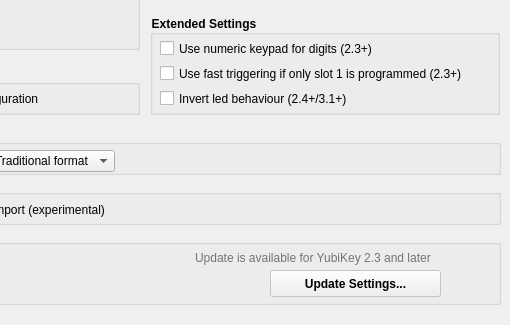
First picture: the form in src/ui/settingpage.ui, repository Yubico/yubikey-personalization-gui, before the edit; both pictures show x 220 to 730 and y 325 to 650 of the 730 by 650 pixel window.
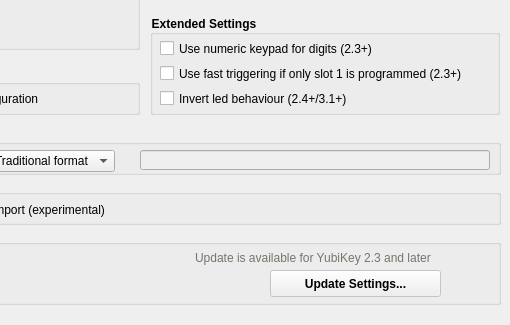
Second picture: the form after the edit. Icons and pictures are not drawn. Custom widgets are drawn as their Qt base class.

What changed in the file:
```diff
--- a/src/ui/settingpage.ui
+++ b/src/ui/settingpage.ui
@@ -304,6 +304,27 @@
        <string>Yubico format</string>
       </property>
      </item>
+     <item>
+      <property name="text">
+       <string>Flexible format</string>
+      </property>
+     </item>
+    </widget>
+    <widget class="QLineEdit" name="logFormatEdit">
+     <property name="enabled">
+      <bool>false</bool>
+     </property>
+     <property name="geometry">
+      <rect>
+       <x>350</x>
+       <y>25</y>
+       <width>350</width>
+       <height>20</height>
+      </rect>
+     </property>
+     <property name="styleSheet">
+      <string notr="true">font-weight: normal;</string>
+     </property>
     </widget>
    </widget>
    <widget class="QGroupBox" name="actionsBox">
```
